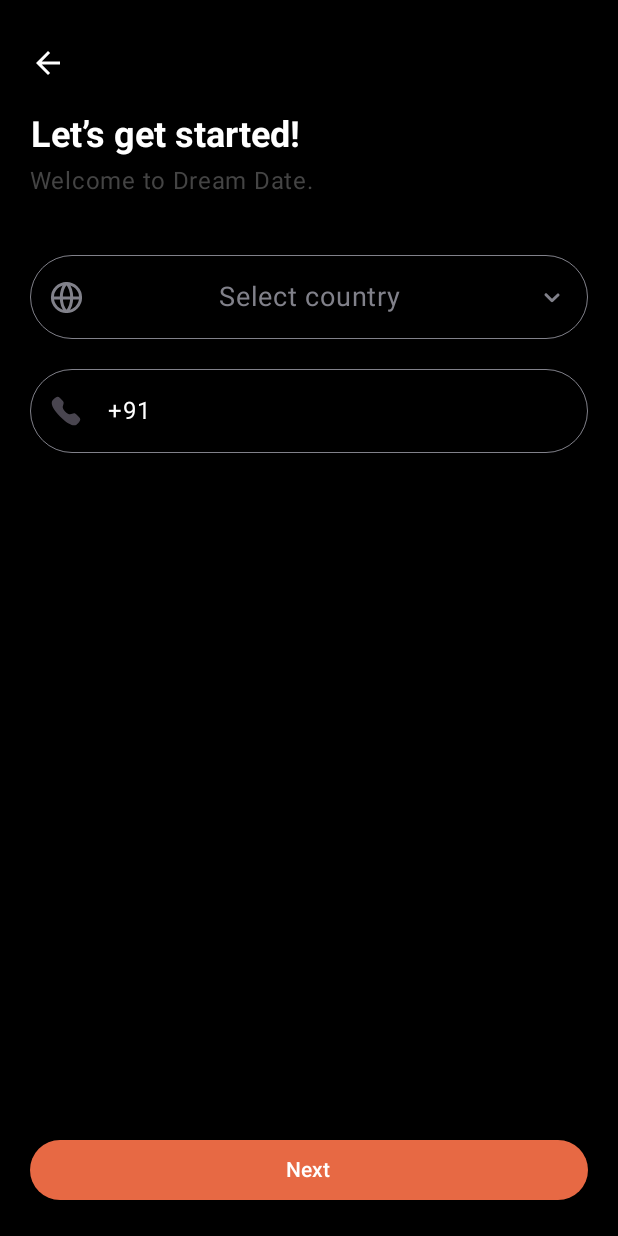
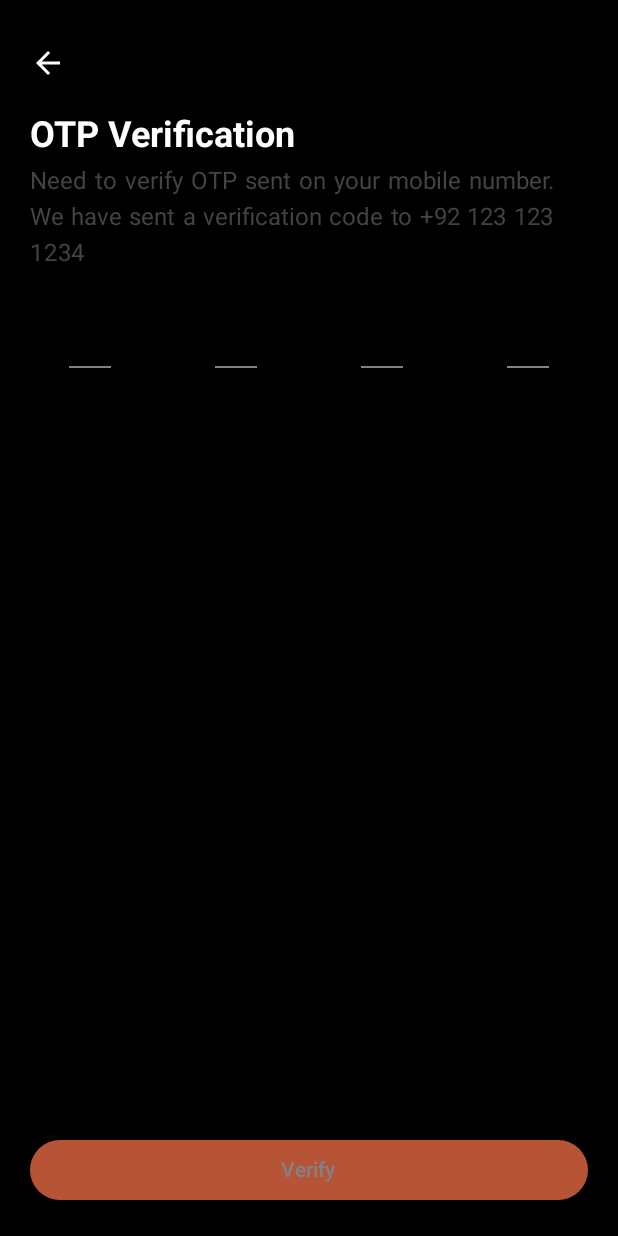
Before and after one commit to askNilesh/Dream-Date, an Android app built with Jetpack Compose: the EnterPhoneNumberScreen screen opened through its navigation route, after a tap on "Next", on a phone screen of 412 x 824 dp. Run offline under Robolectric (Android 15) with nearby library versions, the phone set to English and light mode, and no system bars.

Commit message:
- Implemented Verify OTP screen

```diff
--- a/app/src/main/java/com/asknilesh/dreamdate/common_components/DefaultButton.kt
+++ b/app/src/main/java/com/asknilesh/dreamdate/common_components/DefaultButton.kt
@@ -9,6 +9,7 @@ import androidx.compose.ui.Modifier
 import androidx.compose.ui.graphics.Color
 import androidx.compose.ui.tooling.preview.Preview
 import com.asknilesh.dreamdate.ui.theme.ButtonColor
+import com.asknilesh.dreamdate.ui.theme.LightGrey
 
 @Composable
 @Preview
@@ -17,14 +18,18 @@ fun CommonButton(
   buttonText: String = "Continue",
   buttonContainerColor: Color = ButtonColor,
   contentColor: Color = Color.White,
+  enabled : Boolean = true,
   onClick: () -> Unit = { }
 ) {
   ElevatedButton(
     onClick = { onClick() },
     modifier = modifier,
+    enabled = enabled,
     colors = ButtonDefaults.buttonColors(
       containerColor = buttonContainerColor,
-      contentColor = contentColor
+      contentColor = contentColor,
+      disabledContainerColor = buttonContainerColor.copy(alpha = 0.8f),
+      disabledContentColor = LightGrey
     )
   ) {
     Text(text = buttonText)
--- a/app/src/main/java/com/asknilesh/dreamdate/navigation/DreamDateNavigation.kt
+++ b/app/src/main/java/com/asknilesh/dreamdate/navigation/DreamDateNavigation.kt
@@ -5,13 +5,17 @@ import androidx.navigation.compose.NavHost
 import androidx.navigation.compose.composable
 import androidx.navigation.compose.rememberNavController
 import com.asknilesh.dreamdate.screens.create_account.EnterPhoneNumberScreen
+import com.asknilesh.dreamdate.screens.create_account.VerifyOtpScreen
 import com.asknilesh.dreamdate.screens.intro.IntroScreen
 import com.asknilesh.dreamdate.screens.login.LoginScreen
 
 @Composable
 fun DreamDateNavigation() {
   val navController = rememberNavController()
-  NavHost(navController = navController, startDestination = DreamDateScreens.ENTER_PHONE_NUMBER_SCREEN.name) {
+  NavHost(
+    navController = navController,
+    startDestination = DreamDateScreens.VERIFY_OTP_SCREEN.name
+  ) {
 
     composable(DreamDateScreens.INTRO_SCREEN.name) {
       IntroScreen(navController = navController)
@@ -22,7 +26,10 @@ fun DreamDateNavigation() {
     }
 
     composable(DreamDateScreens.ENTER_PHONE_NUMBER_SCREEN.name) {
-      EnterPhoneNumberScreen()
+      EnterPhoneNumberScreen(navController = navController)
+    }
+    composable(DreamDateScreens.VERIFY_OTP_SCREEN.name) {
+      VerifyOtpScreen(navController = navController)
     }
 
   }
--- a/app/src/main/java/com/asknilesh/dreamdate/navigation/DreamDateScreens.kt
+++ b/app/src/main/java/com/asknilesh/dreamdate/navigation/DreamDateScreens.kt
@@ -4,6 +4,7 @@ enum class DreamDateScreens {
   INTRO_SCREEN,
   LOGIN_SCREEN,
   ENTER_PHONE_NUMBER_SCREEN,
+  VERIFY_OTP_SCREEN,
   SIGNUP_SCREEN,
   HOME_SCREEN,
   BOOK_DETAILS_SCREEN,
--- /dev/null
+++ b/app/src/main/java/com/asknilesh/dreamdate/screens/create_account/CommonTextViewForSignUp.kt
@@ -0,0 +1,38 @@
+package com.asknilesh.dreamdate.screens.create_account
+
+import androidx.compose.foundation.layout.Column
+import androidx.compose.foundation.layout.Spacer
+import androidx.compose.foundation.layout.height
+import androidx.compose.material3.MaterialTheme
+import androidx.compose.material3.Text
+import androidx.compose.runtime.Composable
+import androidx.compose.ui.Modifier
+import androidx.compose.ui.graphics.Color
+import androidx.compose.ui.text.font.FontWeight
+import androidx.compose.ui.text.style.TextAlign
+import androidx.compose.ui.unit.dp
+
+@Composable
+fun CommonTextForSignUp(
+  title: String = "Let’s get started!",
+  body: String = "Welcome to Dream Date."
+) {
+  Column() {
+    Text(
+      text = title,
+      style = MaterialTheme.typography.headlineSmall,
+      color = Color.White,
+      textAlign = TextAlign.Center,
+      fontWeight = FontWeight.Bold
+    )
+
+    Spacer(modifier = Modifier.height(5.dp))
+
+    Text(
+      text = body,
+      style = MaterialTheme.typography.bodyLarge,
+      textAlign = TextAlign.Justify,
+      color = Color.DarkGray
+    )
+  }
+}
--- a/app/src/main/java/com/asknilesh/dreamdate/screens/create_account/EnterPhoneNumberScreen.kt
+++ b/app/src/main/java/com/asknilesh/dreamdate/screens/create_account/EnterPhoneNumberScreen.kt
@@ -6,13 +6,9 @@ import androidx.compose.foundation.border
 import androidx.compose.foundation.clickable
 import androidx.compose.foundation.layout.Column
 import androidx.compose.foundation.layout.Spacer
-import androidx.compose.foundation.layout.WindowInsets
-import androidx.compose.foundation.layout.asPaddingValues
 import androidx.compose.foundation.layout.fillMaxHeight
 import androidx.compose.foundation.layout.fillMaxWidth
 import androidx.compose.foundation.layout.height
-import androidx.compose.foundation.layout.ime
-import androidx.compose.foundation.layout.imePadding
 import androidx.compose.foundation.layout.padding
 import androidx.compose.foundation.rememberScrollState
 import androidx.compose.foundation.shape.CircleShape
@@ -33,22 +29,22 @@ import androidx.compose.runtime.remember
 import androidx.compose.ui.Modifier
 import androidx.compose.ui.graphics.Color
 import androidx.compose.ui.res.painterResource
-import androidx.compose.ui.text.font.FontWeight
 import androidx.compose.ui.text.input.ImeAction
 import androidx.compose.ui.text.input.KeyboardType
 import androidx.compose.ui.text.style.TextAlign
-import androidx.compose.ui.tooling.preview.Preview
 import androidx.compose.ui.unit.dp
 import androidx.compose.ui.unit.sp
+import androidx.navigation.NavController
 import com.asknilesh.dreamdate.R
 import com.asknilesh.dreamdate.common_components.CommonButton
 import com.asknilesh.dreamdate.common_components.PrefixTransformation
+import com.asknilesh.dreamdate.navigation.DreamDateScreens
 import com.asknilesh.dreamdate.ui.theme.LightGrey
 
 @SuppressLint("UnusedMaterial3ScaffoldPaddingParameter")
 @OptIn(ExperimentalMaterial3Api::class)
-@Composable @Preview(showSystemUi = true)
-fun EnterPhoneNumberScreen() {
+@Composable
+fun EnterPhoneNumberScreen(navController: NavController) {
   val countryState = remember {
     mutableStateOf("")
   }
@@ -58,8 +54,7 @@ fun EnterPhoneNumberScreen() {
   Scaffold(
     modifier = Modifier
       .fillMaxWidth()
-      .fillMaxHeight()
-    ,
+      .fillMaxHeight(),
     containerColor = Color.Black,
   ) { paddings ->
 
@@ -67,7 +62,7 @@ fun EnterPhoneNumberScreen() {
       modifier = Modifier
         .fillMaxWidth()
         .fillMaxHeight()
-        .padding( 20.dp )
+        .padding(20.dp)
         .verticalScroll(rememberScrollState())
     ) {
       Spacer(modifier = Modifier.height(10.dp))
@@ -78,23 +73,11 @@ fun EnterPhoneNumberScreen() {
 
         })
       Spacer(modifier = Modifier.height(20.dp))
-
-      Text(
-        text = "Let’s get started!",
-        style = MaterialTheme.typography.headlineSmall,
-        color = Color.White,
-        textAlign = TextAlign.Center,
-        fontWeight = FontWeight.Bold
+      CommonTextForSignUp(
+        title = "Let’s get started!",
+        body = "Welcome to Dream Date."
       )
 
-      Spacer(modifier = Modifier.height(5.dp))
-
-      Text(
-        text = "Welcome to Dream Date.",
-        style = MaterialTheme.typography.bodyLarge,
-        textAlign = TextAlign.Justify,
-        color = Color.DarkGray
-      )
       Spacer(modifier = Modifier.height(40.dp))
 
       TextField(
@@ -192,8 +175,9 @@ fun EnterPhoneNumberScreen() {
           .background(Color.Blue)
           .weight(1f),
       )
-      CommonButton(buttonText = "Next")
-
+      CommonButton(buttonText = "Next") {
+        navController.navigate(DreamDateScreens.VERIFY_OTP_SCREEN.name)
+      }
 
     }
 
--- /dev/null
+++ b/app/src/main/java/com/asknilesh/dreamdate/screens/create_account/OtpView.kt
@@ -0,0 +1,109 @@
+package com.asknilesh.dreamdate.screens.create_account
+
+import androidx.compose.foundation.layout.Column
+import androidx.compose.foundation.layout.offset
+import androidx.compose.foundation.layout.padding
+import androidx.compose.foundation.layout.width
+import androidx.compose.foundation.text.KeyboardOptions
+import androidx.compose.material3.Divider
+import androidx.compose.material3.ExperimentalMaterial3Api
+import androidx.compose.material3.LocalTextStyle
+import androidx.compose.material3.TextField
+import androidx.compose.material3.TextFieldDefaults
+import androidx.compose.runtime.Composable
+import androidx.compose.runtime.LaunchedEffect
+import androidx.compose.runtime.MutableState
+import androidx.compose.runtime.mutableStateOf
+import androidx.compose.runtime.remember
+import androidx.compose.ui.Alignment
+import androidx.compose.ui.ExperimentalComposeUiApi
+import androidx.compose.ui.Modifier
+import androidx.compose.ui.focus.FocusDirection
+import androidx.compose.ui.focus.onFocusChanged
+import androidx.compose.ui.graphics.Color
+import androidx.compose.ui.graphics.Color.Companion.Transparent
+import androidx.compose.ui.input.key.Key
+import androidx.compose.ui.input.key.key
+import androidx.compose.ui.input.key.onKeyEvent
+import androidx.compose.ui.platform.LocalFocusManager
+import androidx.compose.ui.text.font.FontWeight
+import androidx.compose.ui.text.input.ImeAction
+import androidx.compose.ui.text.input.KeyboardType
+import androidx.compose.ui.text.style.TextAlign
+import androidx.compose.ui.unit.dp
+import androidx.compose.ui.unit.sp
+import com.asknilesh.dreamdate.ui.theme.ButtonColor
+import com.asknilesh.dreamdate.ui.theme.LightGrey
+
+@OptIn(ExperimentalComposeUiApi::class, ExperimentalMaterial3Api::class)
+@Composable
+fun OtpView(
+  modifier: Modifier = Modifier,
+  textColor: Color = Color.White,
+  textState: MutableState<String>
+) {
+  val pattern = remember { Regex("^[^\\t]*\$") }
+  val maxChar = 1
+  val focusManager = LocalFocusManager.current
+
+  val hasFocus = remember {
+    mutableStateOf(false)
+  }
+  LaunchedEffect(
+    key1 = textState.value,
+  ) {
+    if (textState.value.isNotEmpty()) {
+      focusManager.moveFocus(
+        focusDirection = FocusDirection.Next,
+      )
+    }
+  }
+
+  Column(
+    horizontalAlignment = Alignment.CenterHorizontally
+  ) {
+    TextField(
+      value = textState.value,
+      onValueChange = {
+        if (it.length <= maxChar &&
+          ((it.isEmpty() || it.matches(pattern)))
+        )  textState.value = it
+      },
+      modifier = modifier
+        .width(80.dp)
+        .onFocusChanged {
+          hasFocus.value = it.hasFocus
+        }
+        .onKeyEvent {
+          if (textState.value.isEmpty() && it.key == Key.Backspace) {
+            focusManager.moveFocus(FocusDirection.Previous)
+          }
+          false
+        },
+      textStyle = LocalTextStyle.current.copy(
+        fontSize = 20.sp,
+        textAlign = TextAlign.Center,
+        color = textColor,
+        fontWeight = FontWeight.Bold
+      ),
+      keyboardOptions = KeyboardOptions(
+        imeAction = ImeAction.Next,
+        keyboardType = KeyboardType.Number
+      ),
+      colors = TextFieldDefaults.textFieldColors(
+        containerColor = Transparent,
+        unfocusedIndicatorColor = Transparent,
+        focusedIndicatorColor = Transparent
+      ),
+
+      )
+    Divider(
+      Modifier
+        .width(28.dp)
+        .padding(bottom = 2.dp)
+        .offset(y = -10.dp),
+      color = if (hasFocus.value || textState.value.isNotEmpty()) ButtonColor else LightGrey,
+      thickness = if (hasFocus.value || textState.value.isNotEmpty()) 2.dp else 1.dp,
+    )
+  }
+}
--- /dev/null
+++ b/app/src/main/java/com/asknilesh/dreamdate/screens/create_account/VerifyOtpScreen.kt
@@ -0,0 +1,144 @@
+package com.asknilesh.dreamdate.screens.create_account
+
+import android.annotation.SuppressLint
+import androidx.compose.foundation.background
+import androidx.compose.foundation.clickable
+import androidx.compose.foundation.layout.Arrangement
+import androidx.compose.foundation.layout.Column
+import androidx.compose.foundation.layout.Row
+import androidx.compose.foundation.layout.Spacer
+import androidx.compose.foundation.layout.fillMaxHeight
+import androidx.compose.foundation.layout.fillMaxSize
+import androidx.compose.foundation.layout.fillMaxWidth
+import androidx.compose.foundation.layout.height
+import androidx.compose.foundation.layout.padding
+import androidx.compose.foundation.rememberScrollState
+import androidx.compose.foundation.verticalScroll
+import androidx.compose.material.icons.Icons
+import androidx.compose.material.icons.filled.ArrowBack
+import androidx.compose.material3.ExperimentalMaterial3Api
+import androidx.compose.material3.Icon
+import androidx.compose.material3.Scaffold
+import androidx.compose.runtime.Composable
+import androidx.compose.runtime.mutableStateOf
+import androidx.compose.runtime.remember
+import androidx.compose.ui.Alignment
+import androidx.compose.ui.ExperimentalComposeUiApi
+import androidx.compose.ui.Modifier
+import androidx.compose.ui.focus.FocusRequester
+import androidx.compose.ui.focus.focusProperties
+import androidx.compose.ui.focus.focusRequester
+import androidx.compose.ui.graphics.Color
+import androidx.compose.ui.tooling.preview.Preview
+import androidx.compose.ui.unit.dp
+import androidx.navigation.NavHostController
+import com.asknilesh.dreamdate.common_components.CommonButton
+
+@OptIn(ExperimentalMaterial3Api::class, ExperimentalComposeUiApi::class)
+@Composable
+@SuppressLint("UnusedMaterial3ScaffoldPaddingParameter")
+@Preview
+fun VerifyOtpScreen(navController: NavHostController) {
+  val (item1, item2, item3, item4) = FocusRequester.createRefs()
+  val otpOne = remember {
+    mutableStateOf("")
+  }
+  val otpTwo = remember {
+    mutableStateOf("")
+  }
+  val otpThree = remember {
+    mutableStateOf("")
+  }
+  val otpFour = remember {
+    mutableStateOf("")
+  }
+  Scaffold(
+    modifier = Modifier
+      .fillMaxWidth()
+      .fillMaxHeight(),
+    containerColor = Color.Black,
+  ) { paddings ->
+    Column(
+      modifier = Modifier
+        .fillMaxSize()
+        .fillMaxHeight()
+        .padding(20.dp)
+        .verticalScroll(rememberScrollState())
+    ) {
+      Spacer(modifier = Modifier.height(10.dp))
+      Icon(imageVector = Icons.Default.ArrowBack,
+        contentDescription = "Back",
+        tint = Color.White,
+        modifier = Modifier.clickable {
+
+        })
+      Spacer(modifier = Modifier.height(20.dp))
+      CommonTextForSignUp(
+        title = "OTP Verification",
+        body = "Need to verify OTP sent on your mobile number. We have sent a verification code to +92 123 123 1234"
+      )
+      Spacer(modifier = Modifier.height(20.dp))
+
+      Row(
+        horizontalArrangement = Arrangement.SpaceBetween,
+        verticalAlignment = Alignment.CenterVertically,
+        modifier = Modifier.fillMaxWidth()
+      ) {
+        OtpView(
+          modifier = Modifier
+            .focusRequester(item1)
+            .focusProperties {
+              next = item2
+              previous = item1
+            },
+          textState = otpOne
+        )
+        OtpView(
+          modifier = Modifier
+            .focusRequester(item2)
+            .focusProperties {
+              next = item3
+              previous = item1
+            },
+          textState = otpTwo
+        )
+        OtpView(
+          modifier = Modifier
+            .focusRequester(item3)
+            .focusProperties {
+              next = item4
+              previous = item2
+            },
+          textState = otpThree
+        )
+        OtpView(
+          modifier = Modifier
+            .focusRequester(item4)
+            .focusProperties {
+              previous = item3
+              next = item4
+            },
+          textState = otpFour
+        )
+
+      }
+
+      Spacer(
+        modifier = Modifier
+          .background(Color.Blue)
+          .weight(1f),
+      )
+      CommonButton(
+        buttonText = "Verify", enabled = (
+          otpOne.value.isNotEmpty() &&
+            otpTwo.value.isNotEmpty() &&
+            otpThree.value.isNotEmpty() &&
+            otpFour.value.isNotEmpty()
+          )
+      ) {
+        // navController.navigate(VERIFY_OTP_SCREEN.name)
+      }
+
+    }
+  }
+}
```
